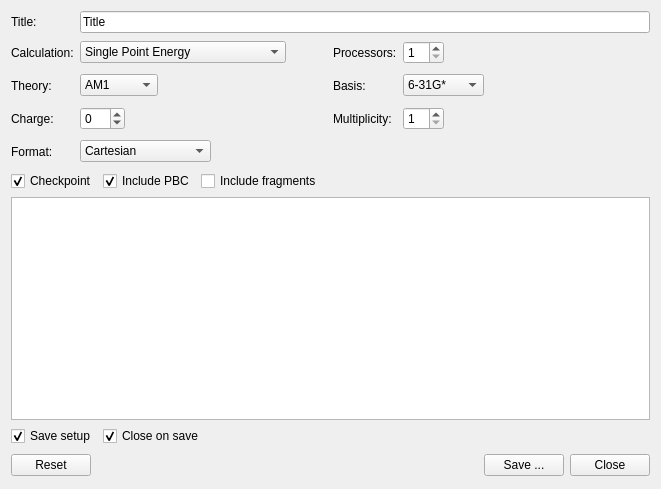
Above: src/plugins/interfaces/Gaussian/GaussianInputExportTool.ui from kulhanek/nemesis-vtk before the change. Below: the same form after it.
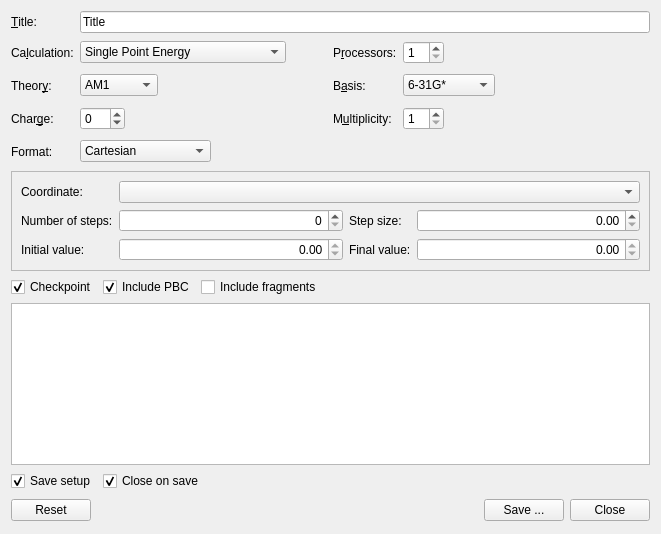
That is the form after the change. Custom widgets are drawn as their Qt base class.

```diff
--- a/src/plugins/interfaces/Gaussian/GaussianInputExportTool.ui
+++ b/src/plugins/interfaces/Gaussian/GaussianInputExportTool.ui
@@ -7,7 +7,7 @@
     <x>0</x>
     <y>0</y>
     <width>661</width>
-    <height>489</height>
+    <height>534</height>
    </rect>
   </property>
   <property name="windowTitle">
@@ -32,7 +32,7 @@
       <item row="0" column="0">
        <widget class="QLabel" name="label_7">
         <property name="text">
-         <string>Title:</string>
+         <string>&amp;Title:</string>
         </property>
         <property name="buddy">
          <cstring>titleLE</cstring>
@@ -42,7 +42,7 @@
       <item row="1" column="0">
        <widget class="QLabel" name="label">
         <property name="text">
-         <string>Calculation:</string>
+         <string>Ca&amp;lculation:</string>
         </property>
         <property name="buddy">
          <cstring>calculationCB</cstring>
@@ -52,7 +52,7 @@
       <item row="1" column="2">
        <widget class="QLabel" name="label_4">
         <property name="text">
-         <string>Processors:</string>
+         <string>P&amp;rocessors:</string>
         </property>
         <property name="buddy">
          <cstring>procSB</cstring>
@@ -62,7 +62,7 @@
       <item row="2" column="0">
        <widget class="QLabel" name="label_2">
         <property name="text">
-         <string>Theory:</string>
+         <string>Theor&amp;y:</string>
         </property>
         <property name="buddy">
          <cstring>theoryCB</cstring>
@@ -131,7 +131,7 @@
       <item row="2" column="2">
        <widget class="QLabel" name="label_5">
         <property name="text">
-         <string>Basis:</string>
+         <string>B&amp;asis:</string>
         </property>
         <property name="buddy">
          <cstring>basisCB</cstring>
@@ -199,6 +199,11 @@
             <string>Frequencies</string>
            </property>
           </item>
+          <item>
+           <property name="text">
+            <string>Single Coordinate Driving</string>
+           </property>
+          </item>
           <item>
            <property name="text">
             <string>ESP Calculation</string>
@@ -246,6 +251,16 @@
             <string>6-31+G**</string>
            </property>
           </item>
+          <item>
+           <property name="text">
+            <string>def2SVP</string>
+           </property>
+          </item>
+          <item>
+           <property name="text">
+            <string>def2TZVPP</string>
+           </property>
+          </item>
          </widget>
         </item>
         <item>
@@ -266,7 +281,7 @@
       <item row="3" column="0">
        <widget class="QLabel" name="label_3">
         <property name="text">
-         <string>Charge:</string>
+         <string>Char&amp;ge:</string>
         </property>
         <property name="buddy">
          <cstring>chargeSB</cstring>
@@ -303,7 +318,7 @@
       <item row="3" column="2">
        <widget class="QLabel" name="label_6">
         <property name="text">
-         <string>Multiplicity:</string>
+         <string>M&amp;ultiplicity:</string>
         </property>
         <property name="buddy">
          <cstring>multiplicitySB</cstring>
@@ -392,6 +407,109 @@
      </layout>
     </widget>
    </item>
+   <item>
+    <widget class="QFrame" name="modSetupFR">
+     <property name="frameShape">
+      <enum>QFrame::StyledPanel</enum>
+     </property>
+     <property name="frameShadow">
+      <enum>QFrame::Raised</enum>
+     </property>
+     <layout class="QGridLayout" name="gridLayout_2">
+      <item row="2" column="1">
+       <widget class="QQuantitySpinBox" name="initialValueSB">
+        <property name="alignment">
+         <set>Qt::AlignRight|Qt::AlignTrailing|Qt::AlignVCenter</set>
+        </property>
+        <property name="readOnly">
+         <bool>true</bool>
+        </property>
+       </widget>
+      </item>
+      <item row="2" column="0">
+       <widget class="QLabel" name="label_12">
+        <property name="text">
+         <string>Initial value:</string>
+        </property>
+       </widget>
+      </item>
+      <item row="1" column="2">
+       <widget class="QLabel" name="label_11">
+        <property name="text">
+         <string>Step size:</string>
+        </property>
+       </widget>
+      </item>
+      <item row="1" column="0">
+       <widget class="QLabel" name="label_9">
+        <property name="text">
+         <string>Number of steps:</string>
+        </property>
+       </widget>
+      </item>
+      <item row="0" column="0">
+       <widget class="QLabel" name="label_8">
+        <property name="text">
+         <string>Coordinate:</string>
+        </property>
+       </widget>
+      </item>
+      <item row="1" column="1">
+       <widget class="QSpinBox" name="numOfStepsSB">
+        <property name="sizePolicy">
+         <sizepolicy hsizetype="Expanding" vsizetype="Fixed">
+          <horstretch>0</horstretch>
+          <verstretch>0</verstretch>
+         </sizepolicy>
+        </property>
+        <property name="alignment">
+         <set>Qt::AlignRight|Qt::AlignTrailing|Qt::AlignVCenter</set>
+        </property>
+       </widget>
+      </item>
+      <item row="1" column="3">
+       <widget class="QQuantitySpinBox" name="stepSizeSB">
+        <property name="sizePolicy">
+         <sizepolicy hsizetype="Expanding" vsizetype="Fixed">
+          <horstretch>0</horstretch>
+          <verstretch>0</verstretch>
+         </sizepolicy>
+        </property>
+        <property name="alignment">
+         <set>Qt::AlignRight|Qt::AlignTrailing|Qt::AlignVCenter</set>
+        </property>
+       </widget>
+      </item>
+      <item row="2" column="2">
+       <widget class="QLabel" name="label_13">
+        <property name="text">
+         <string>Final value:</string>
+        </property>
+       </widget>
+      </item>
+      <item row="0" column="1" colspan="3">
+       <widget class="QComboBox" name="coordinateCB">
+        <property name="sizePolicy">
+         <sizepolicy hsizetype="Expanding" vsizetype="Fixed">
+          <horstretch>0</horstretch>
+          <verstretch>0</verstretch>
+         </sizepolicy>
+        </property>
+       </widget>
+      </item>
+      <item row="2" column="3">
+       <widget class="QQuantitySpinBox" name="finalValueSB">
+        <property name="alignment">
+         <set>Qt::AlignRight|Qt::AlignTrailing|Qt::AlignVCenter</set>
+        </property>
+        <property name="readOnly">
+         <bool>true</bool>
+        </property>
+       </widget>
+      </item>
+     </layout>
+    </widget>
+   </item>
    <item>
     <layout class="QHBoxLayout" name="horizontalLayout_8">
      <item>
@@ -534,6 +652,13 @@
    </item>
   </layout>
  </widget>
+ <customwidgets>
+  <customwidget>
+   <class>QQuantitySpinBox</class>
+   <extends>QDoubleSpinBox</extends>
+   <header location="global">QuantitySpinBox.hpp</header>
+  </customwidget>
+ </customwidgets>
  <tabstops>
   <tabstop>titleLE</tabstop>
   <tabstop>calculationCB</tabstop>
```
